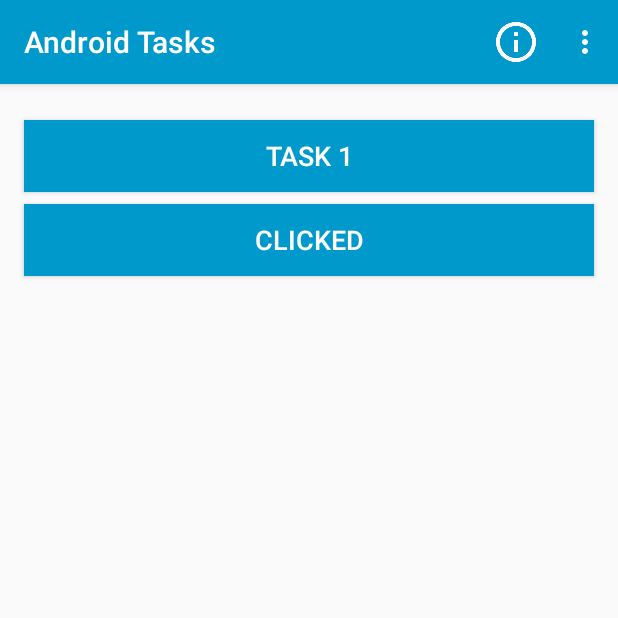
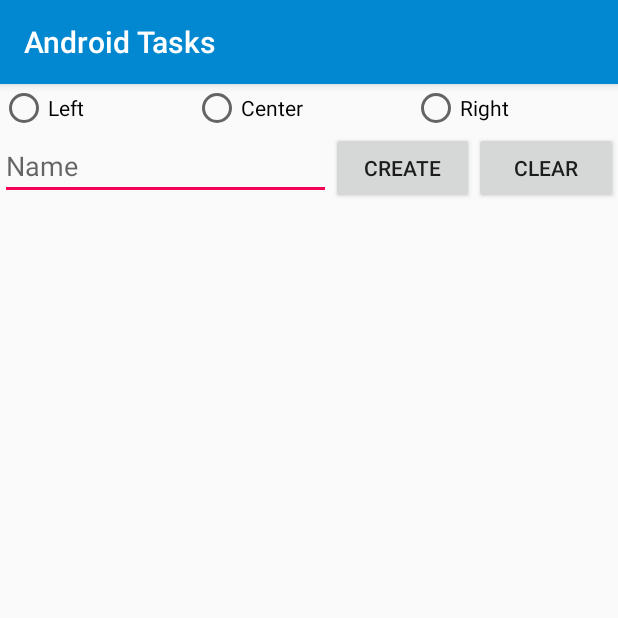
Before and after one commit to IolemanI/AndroidTasks, an Android app: the screen it shows after launch (MainActivity before the commit, Task2Activity after it), after a tap on "TASK 2", on a phone screen of 412 x 824 dp, the top half of it. Run offline under Robolectric (Android 15) with nearby library versions, the phone set to English and light mode, and no system bars.

Commit message:
Implemented the TASK 2 (adding the elements in real time by clicking the CREATE button). Added button TASK 3. And all dimensions grouped in dimens.xml.

```diff
--- a/app/src/main/AndroidManifest.xml
+++ b/app/src/main/AndroidManifest.xml
@@ -16,7 +16,8 @@
                 <category android:name="android.intent.category.LAUNCHER" />
             </intent-filter>
         </activity>
-        <activity android:name=".Task1Activity"></activity>
+        <activity android:name=".Task1Activity" />
+        <activity android:name=".Task2Activity"></activity>
     </application>
 
 </manifest>
--- a/app/src/main/java/com/oleman/androidtasks/MainActivity.java
+++ b/app/src/main/java/com/oleman/androidtasks/MainActivity.java
@@ -19,9 +19,10 @@
     private static final int LAYOUT = R.layout.activity_main;
     public static final String TAG = "myLogs";
 
-    private Menu menu;  //выведено меню для управления чек-боксом в меню.
+    private Menu menu;  //параметр выведен для управления чек-боксом в меню.
     private Button task1Btn;
     private Button task2Btn;
+    private Button task3Btn;
 
     @Override
     protected void onCreate(Bundle savedInstanceState) {
@@ -31,42 +32,51 @@
         Log.d(TAG, "Find the view-elements."); //запись логов
         task1Btn = (Button) findViewById(R.id.task1Btn);
         task2Btn = (Button) findViewById(R.id.task2Btn);
+        task3Btn = (Button) findViewById(R.id.task3Btn);
 
         task1Btn.setOnClickListener(this);
         task2Btn.setOnClickListener(this);
+        task3Btn.setOnClickListener(this);
 
         registerForContextMenu(task1Btn); //регистрация контекстного меню для кнопок
         registerForContextMenu(task2Btn);
+        registerForContextMenu(task3Btn);
     }
 
-    @Override
+    @Override        // создание контекстного меню
     public void onCreateContextMenu(ContextMenu menu, View v, ContextMenu.ContextMenuInfo menuInfo) {
 
         switch (v.getId()){
             case R.id.task1Btn:
-                menu.add(0, 1, 0, "What the task?"); //добавление элементом в контекстное меню для определенной кнопки
+                menu.add(0, 1, 0, "Info"); //добавление элементом в контекстное меню для определенной кнопки
                 break;
             case R.id.task2Btn:
-                menu.add(0, 2, 0, "What the task?");
+                menu.add(0, 2, 0, "Info");
+                break;
+            case R.id.task3Btn:
+                menu.add(0, 3, 0, "Info");
                 break;
         }
     }
 
-    @Override
+    @Override        // обработка нажатия на контекстное меню
     public boolean onContextItemSelected(MenuItem item) {
 
-        switch (item.getItemId()){   //показывает, что за TASK при нажатии на "What the task?"
+        switch (item.getItemId()){   //показывает, что за TASK при нажатии на "Info"
             case 1:
                 Toast.makeText(MainActivity.this, "Color picker.", Toast.LENGTH_LONG).show();
                 break;
             case 2:
+                Toast.makeText(MainActivity.this, "Adding the buttons in real time.", Toast.LENGTH_LONG).show();
+                break;
+            case 3:
                 Toast.makeText(MainActivity.this, "Calculator.", Toast.LENGTH_LONG).show();
                 break;
         }
         return super.onContextItemSelected(item);
     }
 
-    @Override
+    @Override        // создание меню в navigation bar
     public boolean onCreateOptionsMenu(Menu menu) {
         getMenuInflater().inflate(R.menu.main_activity_menu, menu);
 
@@ -75,7 +85,7 @@
         return true;
     }
 
-    @Override
+    @Override        // выбор пункта меню из navigation bar
     public boolean onOptionsItemSelected(MenuItem item) {
 
         switch (item.getItemId()){     //обработка нажатия на пункты меню
@@ -94,21 +104,25 @@
         return super.onOptionsItemSelected(item);
     }
 
-    @Override
+    @Override        // обработка нажятия на кнопку
     public void onClick(View view) {
 
         switch (view.getId()){   //обработка нажатия на кнопки TASK 1, 2, и т.д.
             case R.id.task1Btn:
-                Intent intent = new Intent(this, Task1Activity.class);
-                startActivity(intent);
+                Intent intent1 = new Intent(this, Task1Activity.class);
+                startActivity(intent1);
                 Log.d(TAG, "Open Task #1.");
                 break;
             case R.id.task2Btn:
-                task2Btn.setText("Clicked");
-                Log.d(TAG, "Button TASK 2 clicked.");
+                Intent intent2 = new Intent(this, Task2Activity.class);
+                startActivity(intent2);
+                Log.d(TAG, "Open Task #2.");
 
-                //вывод на дисплей короткого сообщения "Тост" с изоюражением.
-                Toast toast = Toast.makeText(MainActivity.this, "TASK 2 in developing!", Toast.LENGTH_SHORT);
+                break;
+            case R.id.task3Btn:
+                Log.d(TAG, "Task #3 clicked.");
+
+                Toast toast = Toast.makeText(MainActivity.this, "In developing.", Toast.LENGTH_SHORT);
                 toast.setGravity(Gravity.CENTER, 0, 0);
                 LinearLayout toastImage = (LinearLayout) toast.getView();
                 ImageView imageView = new ImageView(MainActivity.this);
--- /dev/null
+++ b/app/src/main/java/com/oleman/androidtasks/Task2Activity.java
@@ -0,0 +1,83 @@
+package com.oleman.androidtasks;
+
+import android.support.v7.app.AppCompatActivity;
+import android.os.Bundle;
+import android.view.Gravity;
+import android.view.View;
+import android.view.ViewGroup;
+import android.widget.Button;
+import android.widget.EditText;
+import android.widget.ImageView;
+import android.widget.LinearLayout;
+import android.widget.RadioButton;
+import android.widget.RadioGroup;
+import android.widget.Toast;
+
+import java.io.StringReader;
+
+public class Task2Activity extends AppCompatActivity implements View.OnClickListener {
+
+    Button createBtn;
+    Button clearBtn;
+    RadioGroup rgGravity;
+    LinearLayout layoutForButtons;
+    EditText buttonsNameText;
+
+
+    @Override
+    protected void onCreate(Bundle savedInstanceState) {
+        super.onCreate(savedInstanceState);
+        setContentView(R.layout.activity_task2);
+
+        createBtn = (Button) findViewById(R.id.createBtn);
+        clearBtn = (Button) findViewById(R.id.clearBtn);
+
+        rgGravity = (RadioGroup) findViewById(R.id.rgGravity);
+        buttonsNameText = (EditText) findViewById(R.id.buttonNameText);
+        layoutForButtons = (LinearLayout) findViewById(R.id.layoutForButtons);
+
+        createBtn.setOnClickListener(this);
+        clearBtn.setOnClickListener(this);
+    }
+
+    @Override
+    public void onClick(View view) {
+        switch (view.getId()){
+            case R.id.createBtn:  //обработка нажатия кнопки "CREATE"
+                LinearLayout.LayoutParams layoutParams = new LinearLayout.LayoutParams(ViewGroup.LayoutParams.WRAP_CONTENT, ViewGroup.LayoutParams.WRAP_CONTENT);
+                int btnGravity = Gravity.LEFT;  //создание переменной гравитации
+
+                switch (rgGravity.getCheckedRadioButtonId()){  //проверка какая радиокнопка выбрана в группе rgGravity
+                    case R.id.rbLeft:
+                        btnGravity = Gravity.LEFT;
+                        break;
+                    case R.id.rbCenter:
+                        btnGravity = Gravity.CENTER_HORIZONTAL;
+                        break;
+                    case R.id.rbRight:
+                        btnGravity = Gravity.RIGHT;
+                        break;
+                }
+                layoutParams.gravity = btnGravity;  //загрузка в layoutParams параметра гравитация
+
+                Button newBtn = new Button(this);
+                newBtn.setText(buttonsNameText.getText().toString()); //установка текста кнопки из текстового поля buttonsNameText
+                layoutForButtons.addView(newBtn, layoutParams);
+
+                break;
+            case R.id.clearBtn:   //обработка нажатия кнопки "CLEAR"
+                layoutForButtons.removeAllViews(); //удаление всех view из layoutForButtons
+
+                //вывод на дисплей короткого сообщения "Тост" с изображением.
+                Toast toast = Toast.makeText(Task2Activity.this, "Deleted!", Toast.LENGTH_SHORT);
+                toast.setGravity(Gravity.CENTER, 0, 0); // создание гравитации для тоста
+                LinearLayout toastImage = (LinearLayout) toast.getView();
+                ImageView imageView = new ImageView(Task2Activity.this);
+                imageView.setImageResource(R.drawable.done);
+                toastImage.addView(imageView, 0);
+                toast.show();
+
+                break;
+        }
+    }
+}
--- /dev/null
+++ b/app/src/main/res/layout/activity_task2.xml
@@ -0,0 +1,79 @@
+<?xml version="1.0" encoding="utf-8"?>
+<LinearLayout xmlns:android="http://schemas.android.com/apk/res/android"
+    xmlns:tools="http://schemas.android.com/tools"
+    android:layout_width="match_parent"
+    android:layout_height="match_parent"
+    tools:context="com.oleman.androidtasks.Task2Activity"
+    android:orientation="vertical">
+
+    <RadioGroup
+        android:layout_width="match_parent"
+        android:layout_height="wrap_content"
+        android:orientation="horizontal"
+        android:id="@+id/rgGravity">
+        <RadioButton
+            android:id="@+id/rbLeft"
+            android:layout_width="wrap_content"
+            android:layout_height="wrap_content"
+            android:layout_weight="1"
+            android:text="@string/rb_left" />
+
+        <RadioButton
+            android:id="@+id/rbCenter"
+            android:layout_width="wrap_content"
+            android:layout_height="wrap_content"
+            android:layout_weight="1"
+            android:text="@string/rb_center" />
+
+        <RadioButton
+            android:id="@+id/rbRight"
+            android:layout_width="wrap_content"
+            android:layout_height="wrap_content"
+            android:layout_weight="1"
+            android:text="@string/rb_right" />
+
+    </RadioGroup>
+
+    <LinearLayout
+        android:layout_width="match_parent"
+        android:layout_height="wrap_content"
+        android:orientation="horizontal">
+
+        <EditText
+            android:id="@+id/buttonNameText"
+            android:layout_width="wrap_content"
+            android:layout_height="wrap_content"
+            android:layout_weight="1"
+            android:ems="10"
+            android:hint="@string/buttons_name_text"
+            android:inputType="textPersonName"
+            android:fadeScrollbars="true"/>
+
+        <Button
+            android:id="@+id/createBtn"
+            android:layout_width="wrap_content"
+            android:layout_height="wrap_content"
+            android:layout_weight="1"
+            android:text="@string/create_btn" />
+
+        <Button
+            android:id="@+id/clearBtn"
+            android:layout_width="wrap_content"
+            android:layout_height="wrap_content"
+            android:layout_weight="1"
+            android:text="@string/clear_btn" />
+
+    </LinearLayout>
+
+    <ScrollView
+        android:layout_width="match_parent"
+        android:layout_height="match_parent"
+        android:layout_weight="1">
+
+        <LinearLayout
+            android:layout_width="match_parent"
+            android:layout_height="wrap_content"
+            android:orientation="vertical"
+            android:id="@+id/layoutForButtons"/>
+    </ScrollView>
+</LinearLayout>
--- a/app/src/main/res/layout/content_main.xml
+++ b/app/src/main/res/layout/content_main.xml
@@ -1,32 +1,44 @@
 <?xml version="1.0" encoding="utf-8"?>
 <LinearLayout xmlns:android="http://schemas.android.com/apk/res/android"
-    android:orientation="vertical" android:layout_width="match_parent"
-    android:layout_height="match_parent">
+    android:layout_width="match_parent"
+    android:layout_height="match_parent"
+    android:orientation="vertical">
 
     <Button
         android:id="@+id/task1Btn"
         android:layout_width="match_parent"
         android:layout_height="wrap_content"
-        android:layout_marginLeft="16dp"
-        android:layout_marginRight="16dp"
-        android:layout_marginTop="24dp"
-        android:background="@android:color/holo_blue_dark"
+        android:layout_marginLeft="@dimen/tasks_horizontal_margin"
+        android:layout_marginRight="@dimen/tasks_horizontal_margin"
+        android:layout_marginTop="@dimen/first_tasks_horizontal_margin_top"
+        android:background="@color/colorPrimary"
         android:text="@string/task_1"
         android:textColor="@android:color/background_light"
-        android:textSize="18sp" />
+        android:textSize="@dimen/task_button_text_size" />
 
     <Button
         android:id="@+id/task2Btn"
         android:layout_width="match_parent"
         android:layout_height="wrap_content"
-        android:layout_marginLeft="16dp"
-        android:layout_marginRight="16dp"
-        android:layout_marginTop="8dp"
-        android:background="@android:color/holo_blue_dark"
+        android:layout_marginLeft="@dimen/tasks_horizontal_margin"
+        android:layout_marginRight="@dimen/tasks_horizontal_margin"
+        android:layout_marginTop="@dimen/tasks_horizontal_margin_top"
+        android:background="@color/colorPrimary"
         android:text="@string/task_2"
         android:textColor="@android:color/background_light"
-        android:textSize="18sp" />
+        android:textSize="@dimen/task_button_text_size" />
 
+    <Button
+        android:id="@+id/task3Btn"
+        android:layout_width="match_parent"
+        android:layout_height="wrap_content"
+        android:layout_marginLeft="@dimen/tasks_horizontal_margin"
+        android:layout_marginRight="@dimen/tasks_horizontal_margin"
+        android:layout_marginTop="@dimen/tasks_horizontal_margin_top"
+        android:background="@color/colorPrimary"
+        android:text="@string/task_3"
+        android:textColor="@android:color/background_light"
+        android:textSize="@dimen/task_button_text_size" />
 
 
 </LinearLayout>
--- a/app/src/main/res/values/colors.xml
+++ b/app/src/main/res/values/colors.xml
@@ -1,8 +1,8 @@
 <?xml version="1.0" encoding="utf-8"?>
 <resources>
-    <color name="colorPrimary">#0099cc</color>
-    <color name="colorPrimaryDark">#00769e</color>
-    <color name="colorAccent">#ffdc40</color>
+    <color name="colorPrimary">#0288d1</color>
+    <color name="colorPrimaryDark">#1565c0</color>
+    <color name="colorAccent">#f50057</color>
     <color name="colorRed">#ff4050</color>
     <color name="colorGreen">#61be65</color>
 
--- a/app/src/main/res/values/strings.xml
+++ b/app/src/main/res/values/strings.xml
@@ -2,6 +2,7 @@
     <string name="app_name">Android Tasks</string>
     <string name="task_1">Task 1</string>
     <string name="task_2">Task 2</string>
+    <string name="task_3">Task 3</string>
     <string name="tap_button">Tap button</string>
     <string name="blue">Blue</string>
     <string name="green">Green</string>
@@ -10,4 +11,17 @@
     <string name="action_about">About</string>
     <string name="action_setting">Setting</string>
     <string name="action_display_about">Display About</string>
+
+
+    <string name="rb_left">Left</string>
+    <string name="rb_center">Center</string>
+    <string name="rb_right">Right</string>
+    <string name="buttons_name_text">Name</string>
+    <string name="create_btn">Create</string>
+
+    <string name="clear_btn">Clear</string>
+    <string name="blue_task1">Blue</string>
+    <string name="green_task1">Green</string>
+    <string name="red_task1">Red</string>
+    <string name="tap_the_button_task1">Tap the button</string>
 </resources>
```
Also changed, not shown: app/src/main/res/layout/activity_task1.xml (+8 -6 lines), app/src/main/res/values/dimens.xml (added, +8 -0 lines), app/src/main/res/drawable/done.png (added).
